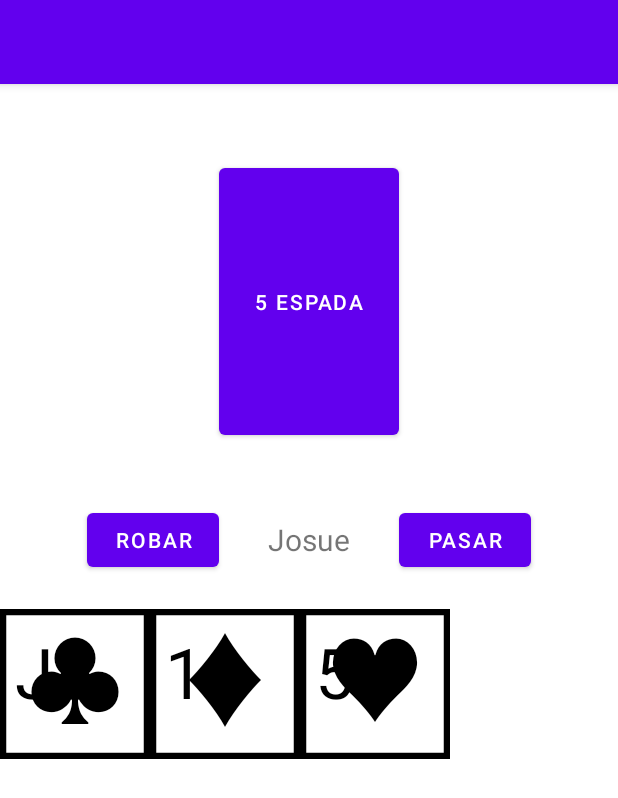
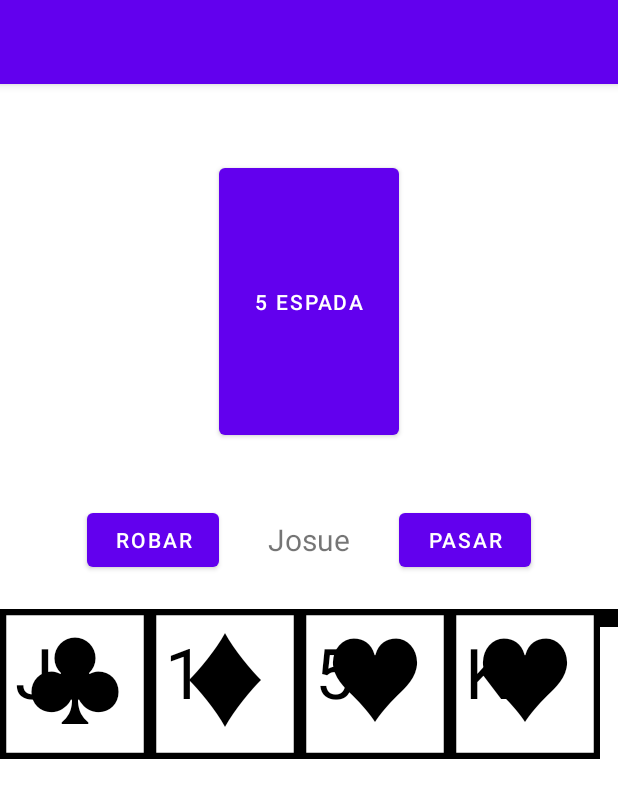
Before and after one commit to JAVHM/Nota1_OchoLocos, an Android app: the screen it shows after launch (MainActivity), on a phone screen of 412 x 824 dp. Shown: the top 798 px of the screen. Run offline under Robolectric (Android 15) with nearby library versions, the phone set to English and light mode, and no system bars.

Commit message:
parte 100/100000000000000000000000000

```diff
--- a/app/src/main/java/pe/edu/ulima/pm/MainActivity.kt
+++ b/app/src/main/java/pe/edu/ulima/pm/MainActivity.kt
@@ -221,15 +221,15 @@ class MainActivity : AppCompatActivity() {
                 var cartita=CartaView(this,cartaJ.valor.toString(),cartaJ.palo)
                 AreaCartas.addView(cartita)
                 print(cartaJ.palo)
-                if (cartaJ.palo == mesa.last().palo || cartaJ.valor == mesa.last().valor) {
-                    noPosee = false
-                    var cartaRemove = Predicate { day: CartaObj -> day == cartaJ }
-                    mesa.add(cartaJ)
-                    mazo.add(mesa.first())
-                    mesa.removeAt(0)
-                    //remove(jugadorTurno[idj].cartasMano, cartaRemove)
-                    break
-                }
+//                if (cartaJ.palo == mesa.last().palo || cartaJ.valor == mesa.last().valor) {
+//                    noPosee = false
+//                    var cartaRemove = Predicate { day: CartaObj -> day == cartaJ }
+//                    mesa.add(cartaJ)
+//                    mazo.add(mesa.first())
+//                    mesa.removeAt(0)
+//                    //remove(jugadorTurno[idj].cartasMano, cartaRemove)
+//                    break
+//                }
             }
             if (noPosee == true){
                 AddCartasJugador(jugadorTurno[idj], mazo, 1)
--- a/app/src/main/java/pe/edu/ulima/pm/views/CartaView.kt
+++ b/app/src/main/java/pe/edu/ulima/pm/views/CartaView.kt
@@ -86,7 +86,7 @@ class CartaView: View {
         var textoB=Paint(Paint.ANTI_ALIAS_FLAG)
         textoB.color=Color.BLACK
         textoB.textSize=70f
-        canvas!!.drawText(numero!!,200f,220f,textoB)
+        canvas!!.drawText(numero!!,180f,220f,textoB)
         //simbolos
         var icono=Paint(Paint.ANTI_ALIAS_FLAG)
         icono.textSize=100f
--- a/app/src/main/res/layout/activity_juego.xml
+++ b/app/src/main/res/layout/activity_juego.xml
@@ -44,16 +44,22 @@
     <LinearLayout
         android:layout_width="match_parent"
         android:layout_height="match_parent"
-        android:layout_marginTop="350dp">
+        android:layout_marginTop="350dp"
+        android:orientation="vertical">
 
-        <LinearLayout
+        <HorizontalScrollView
             android:layout_width="match_parent"
-            android:layout_height="100dp"
-            android:id="@+id/CartaZona"
-            android:orientation="horizontal"
+            android:layout_height="wrap_content">
 
-            ></LinearLayout>
+            <LinearLayout
+                android:id="@+id/CartaZona"
+                android:layout_width="match_parent"
+                android:layout_height="100dp"
+                android:orientation="horizontal">
 
+
+            </LinearLayout>
+        </HorizontalScrollView>
     </LinearLayout>
 
 
```
